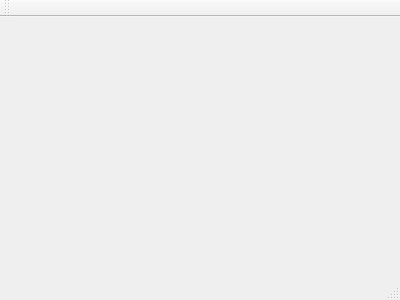
This is mainwindow.ui in PeterQLee/QCarder as Qt 5 draws it before an edit. The edited form follows.
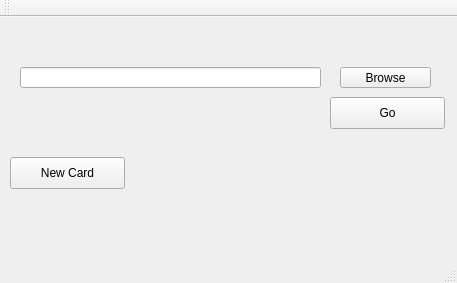
This is the edited form.

```diff
--- a/mainwindow.ui
+++ b/mainwindow.ui
@@ -1,24 +1,89 @@
 <ui version="4.0">
  <class>MainWindow</class>
- <widget class="QMainWindow" name="MainWindow" >
-  <property name="geometry" >
+ <widget class="QMainWindow" name="MainWindow">
+  <property name="geometry">
    <rect>
     <x>0</x>
     <y>0</y>
-    <width>400</width>
-    <height>300</height>
+    <width>457</width>
+    <height>283</height>
    </rect>
   </property>
   <property name="windowTitle" >
    <string>MainWindow</string>
   </property>
-  <widget class="QMenuBar" name="menuBar" />
-  <widget class="QToolBar" name="mainToolBar" />
-  <widget class="QWidget" name="centralWidget" />
-  <widget class="QStatusBar" name="statusBar" />
+  <widget class="QWidget" name="centralWidget">
+   <widget class="QPushButton" name="btnBrowse">
+    <property name="geometry">
+     <rect>
+      <x>340</x>
+      <y>50</y>
+      <width>91</width>
+      <height>21</height>
+     </rect>
+    </property>
+    <property name="text">
+     <string>Browse</string>
+    </property>
+   </widget>
+   <widget class="QPushButton" name="btnNewCard">
+    <property name="geometry">
+     <rect>
+      <x>10</x>
+      <y>140</y>
+      <width>115</width>
+      <height>32</height>
+     </rect>
+    </property>
+    <property name="text">
+     <string>New Card</string>
+    </property>
+   </widget>
+   <widget class="QLineEdit" name="txtFileName">
+    <property name="geometry">
+     <rect>
+      <x>20</x>
+      <y>50</y>
+      <width>301</width>
+      <height>21</height>
+     </rect>
+    </property>
+   </widget>
+   <widget class="QPushButton" name="pushButton">
+    <property name="geometry">
+     <rect>
+      <x>330</x>
+      <y>80</y>
+      <width>115</width>
+      <height>32</height>
+     </rect>
+    </property>
+    <property name="text">
+     <string>Go</string>
+    </property>
+   </widget>
+  </widget>
+  <widget class="QMenuBar" name="menuBar">
+   <property name="geometry">
+    <rect>
+     <x>0</x>
+     <y>0</y>
+     <width>457</width>
+     <height>22</height>
+    </rect>
+   </property>
+  </widget>
+  <widget class="QToolBar" name="mainToolBar">
+   <attribute name="toolBarArea">
+    <enum>TopToolBarArea</enum>
+   </attribute>
+   <attribute name="toolBarBreak">
+    <bool>false</bool>
+   </attribute>
+  </widget>
+  <widget class="QStatusBar" name="statusBar"/>
  </widget>
- <layoutDefault spacing="6" margin="11" />
- <pixmapfunction></pixmapfunction>
+ <layoutdefault spacing="6" margin="11"/>
  <resources/>
  <connections/>
 </ui>
```
Left out of the diff: 3 changed lines with no effect on the pictures.
